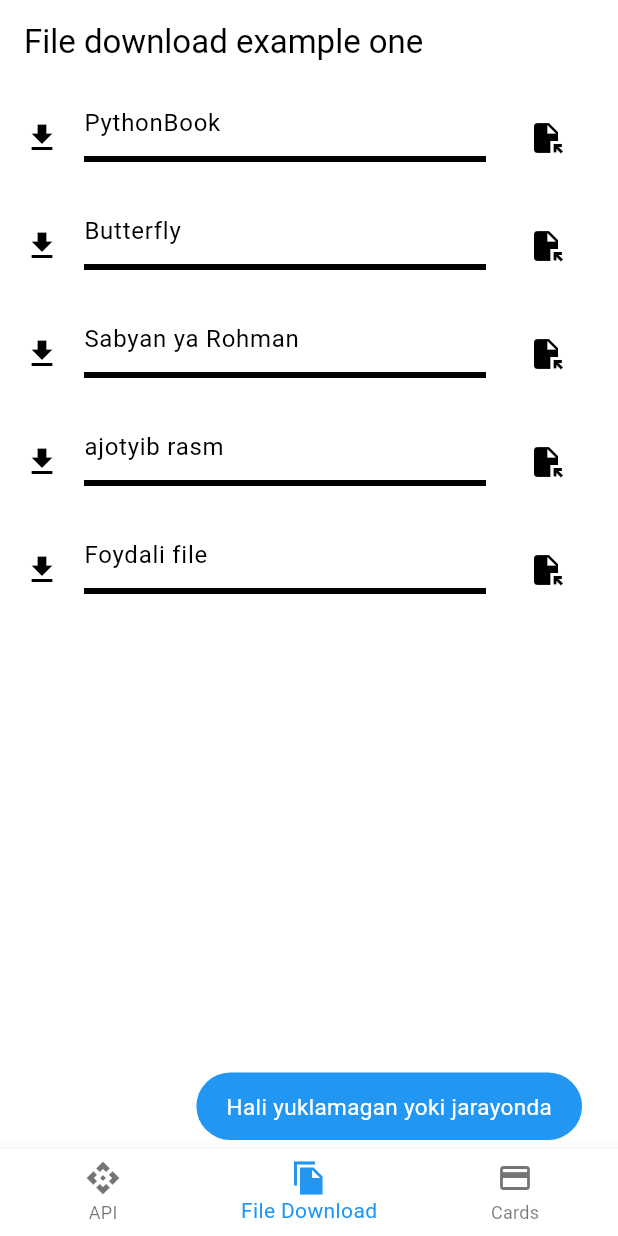
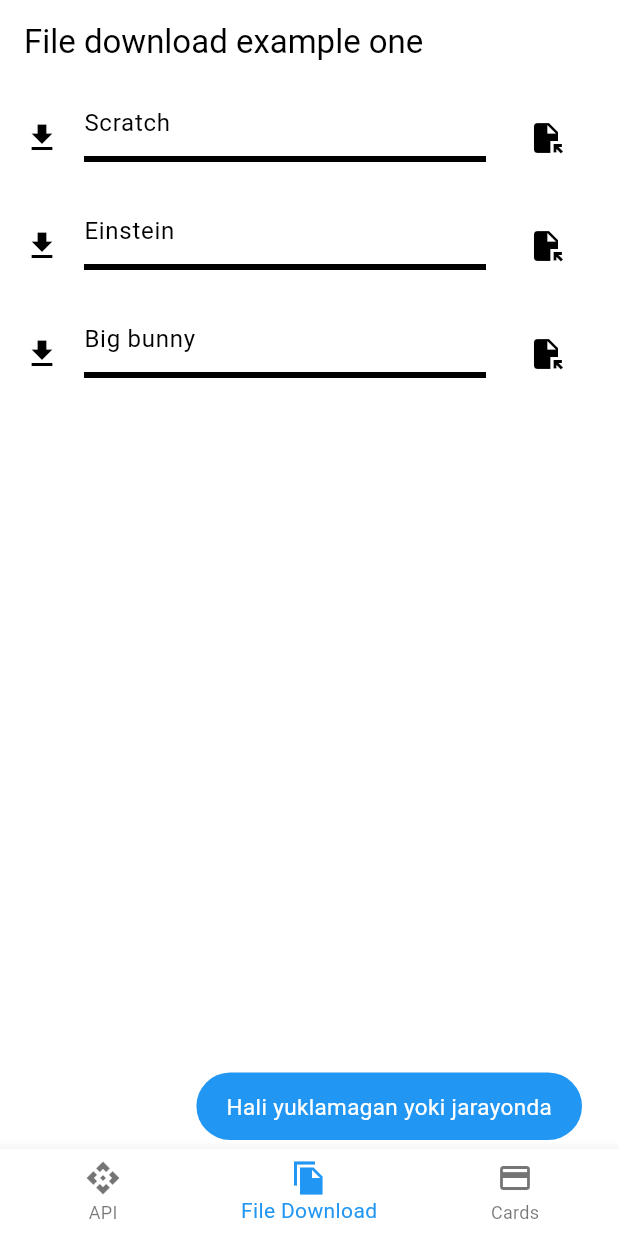
Before and after one commit to azor1105/flutter_contest, a Flutter app: the screen it shows after launch, item 2 of the bottom bar chosen, after a tap on the "file open" icon, on a phone screen of 412 x 824 dp. Run offline on Flutter 3.47's test engine with Material 2 defaults, Android fonts, the phone set to English and light mode, and no system bars; our stand-ins replace bloc, connectivity_plus, dio, equatable, firebase_core, flutter_bloc and 7 more; missing offline and left inert: flowder, open_file_safe; accounts and stored records are empty; network calls fail.

Commit message:
file download tak had done

```diff
--- a/lib/data/models/file_info/file_info.dart
+++ b/lib/data/models/file_info/file_info.dart
@@ -1,4 +1,3 @@
-
 class FileInfo {
   final String fileName;
   final String fileUrl;
@@ -11,27 +10,18 @@ class FileInfo {
 
 List<FileInfo> filesData = [
   const FileInfo(
-    fileName: "PythonBook",
-    fileUrl: "https://bilimlar.uz/wp-content/uploads/2021/02/k100001.pdf",
+    fileName: 'Scratch',
+    fileUrl:
+        'https://firebasestorage.googleapis.com/v0/b/book-store-41f5d.appspot.com/o/scratch_programming_playground.pdf?alt=media&token=7f3213a8-6a82-4e71-adfa-6fa97a23c94e',
   ),
   const FileInfo(
-    fileName: "Butterfly",
+    fileName: 'Einstein',
     fileUrl:
-        "https://images.all-free-download.com/footage_preview/mp4/closeup_of_wild_butterfly_in_nature_6891908.mp4",
+        'http://www.relativitycalculator.com/pdfs/abraham_pais_subtle_is_the_lord.pdf',
   ),
   const FileInfo(
-    fileName: "Sabyan ya Rohman",
+    fileName: 'Big bunny',
     fileUrl:
-        "https://muzzona.kz/upload/files/2020-12/sabyan-gambus-rohman-ya-rohman_(muzzona.kz).mp3",
-  ),
-  const FileInfo(
-    fileName: "ajotyib rasm",
-    fileUrl:
-        "https://odam.uz/upload/media/posts/2019-10/21/mashhur-suratkash-ajoyib-rasm-olish-sirlarini-oshkor-qildi_1571694997-b.jpg",
-  ),
-  const FileInfo(
-    fileName: "Foydali file",
-    fileUrl:
-        "https://foydali-fayllar.uz/wp-content/uploads/2021/04/informatika-test.doc.zip",
+        "https://storage.googleapis.com/gtv-videos-bucket/sample/BigBuckBunny.mp4",
   ),
 ];
--- /dev/null
+++ b/lib/presentation/views/tab/tabs/file_download/cubit/download_state.dart
@@ -0,0 +1,31 @@
+part of 'download_cubit.dart';
+
+class DonwloadState extends Equatable {
+  const DonwloadState({
+    this.fileInfo,
+    this.progress = 0.0,
+    this.isPaused,
+  });
+
+  final FileInfo? fileInfo;
+  final double progress;
+  final bool? isPaused;
+
+  DonwloadState copyWith({
+    FileInfo? fileInfo,
+    double? progress,
+    bool? isPaused,
+  }) =>
+      DonwloadState(
+        fileInfo: fileInfo ?? this.fileInfo,
+        progress: progress ?? this.progress,
+        isPaused: isPaused ?? this.isPaused,
+      );
+
+  @override
+  List<Object?> get props => [
+        fileInfo,
+        progress,
+        isPaused,
+      ];
+}
--- a/lib/presentation/views/tab/tabs/file_download/cubit/file_manager_state.dart
+++ /dev/null
@@ -1,11 +0,0 @@
-part of 'file_manager_cubit.dart';
-
-class FileManagerState {
-  const FileManagerState({
-    required this.progress,
-  });
-
-  final double progress;
-
-
-}
--- a/lib/presentation/views/tab/tabs/file_download/view/file_download_screen.dart
+++ b/lib/presentation/views/tab/tabs/file_download/view/file_download_screen.dart
@@ -13,14 +13,13 @@ class FileDownloadScreen extends StatelessWidget {
       appBar: AppBar(
         title: const Text("File download example one"),
       ),
-      body: ListView(
-        children: List.generate(
-          filesData.length,
-          (index) {
-            var singleFile = filesData[index];
-            return SingleFileDownload(fileInfo: singleFile);
-          },
-        ),
+      body: ListView.builder(
+        itemCount: filesData.length,
+        itemBuilder: (context, index) {
+          return SingleFileDownload(
+            fileInfo: filesData[index],
+          );
+        },
       ),
     );
   }
--- a/lib/presentation/views/widgets/single_file_download.dart
+++ b/lib/presentation/views/widgets/single_file_download.dart
@@ -3,7 +3,7 @@ import 'package:flutter_bloc/flutter_bloc.dart';
 import 'package:flutter_contest/data/models/file_info/file_info.dart';
 import 'package:flutter_contest/data/services/hive/file_hive/file_hive.dart';
 import 'package:flutter_contest/presentation/utils/utils.dart';
-import 'package:flutter_contest/presentation/views/tab/tabs/file_download/cubit/file_manager_cubit.dart';
+import 'package:flutter_contest/presentation/views/tab/tabs/file_download/cubit/download_cubit.dart';
 import 'package:open_file_safe/open_file_safe.dart';
 
 class SingleFileDownload extends StatelessWidget {
@@ -17,27 +17,37 @@ class SingleFileDownload extends StatelessWidget {
   @override
   Widget build(BuildContext context) {
     return BlocProvider(
-      create: (context) => FileManagerCubit(),
-      child: BlocBuilder<FileManagerCubit, FileManagerState>(
+      create: (context) => DownloadCubit(),
+      child: BlocBuilder<DownloadCubit, DonwloadState>(
         builder: (context, state) {
+          var downloadedFile = FileHiveService.getFileByName(
+            name: fileInfo.fileName,
+          );
           return ListTile(
             leading:
-                FileHiveService.getFileByName(name: fileInfo.fileName) == null
-                    ? const Icon(Icons.download)
-                    : const Icon(Icons.download_done),
+                FileHiveService.getFileByName(name: fileInfo.fileName) != null
+                    ? const Icon(Icons.download_done)
+                    : state.isPaused != null && state.isPaused == true
+                        ? const Icon(
+                            Icons.pause,
+                          )
+                        : const Icon(Icons.download),
             title: Text(fileInfo.fileName),
             subtitle: LinearProgressIndicator(
               value: state.progress,
               backgroundColor: Colors.black,
             ),
             onTap: () {
-              context.read<FileManagerCubit>().download(fileInfo: fileInfo);
+              if (downloadedFile == null && state.progress == 0) {
+                context.read<DownloadCubit>().download(fileInfo: fileInfo);
+              } else if (state.isPaused != null && state.isPaused == true) {
+                context.read<DownloadCubit>().resume();
+              } else {
+                context.read<DownloadCubit>().pause();
+              }
             },
             trailing: IconButton(
               onPressed: () {
-                var downloadedFile = FileHiveService.getFileByName(
-                  name: fileInfo.fileName,
-                );
                 if (downloadedFile == null) {
                   Utils.getMyToast(
                     message: "Hali yuklamagan yoki jarayonda",
```
Also changed, not shown: lib/presentation/views/tab/tabs/file_download/cubit/download_cubit.dart (added, +62 -0 lines), lib/presentation/views/tab/tabs/file_download/cubit/file_manager_cubit.dart (deleted, +0 -80 lines).
